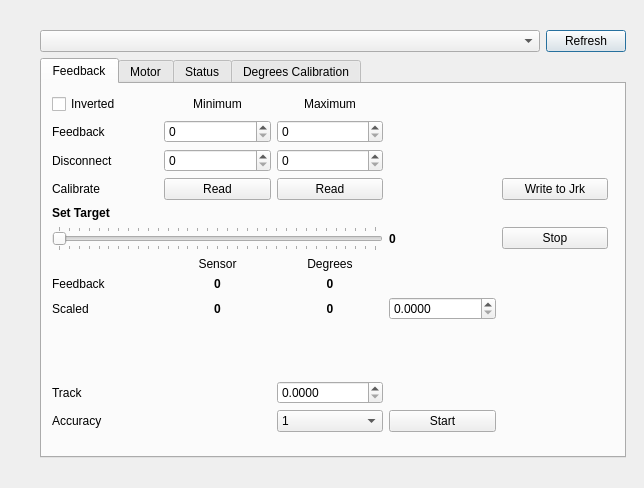
poes-weather/Sensor-Benchmark, file jrk/usbjrkdialog.ui: the form before one commit.
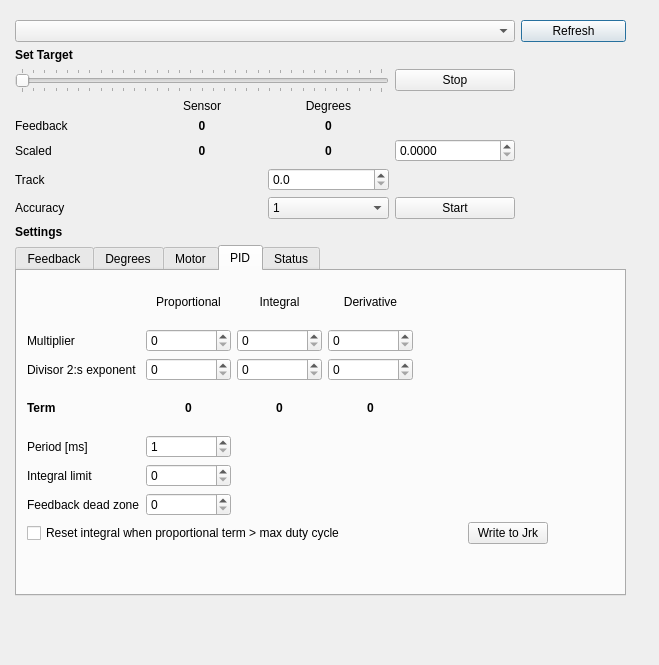
The form after the commit. The open tabs and pages were chosen to show the change.

Commit message: Added more calibration parameters...

Patch:
```diff
--- a/jrk/usbjrkdialog.ui
+++ b/jrk/usbjrkdialog.ui
@@ -6,20 +6,20 @@
    <rect>
     <x>0</x>
     <y>0</y>
-    <width>644</width>
-    <height>488</height>
+    <width>659</width>
+    <height>665</height>
    </rect>
   </property>
   <property name="windowTitle">
    <string>USB Jrk Motor Contol</string>
   </property>
-  <widget class="QWidget" name="layoutWidget">
+  <widget class="QWidget" name="">
    <property name="geometry">
     <rect>
-     <x>30</x>
-     <y>20</y>
-     <width>606</width>
-     <height>448</height>
+     <x>10</x>
+     <y>10</y>
+     <width>631</width>
+     <height>632</height>
     </rect>
    </property>
    <layout class="QGridLayout" name="mainLayout">
@@ -27,7 +27,7 @@
      <enum>QLayout::SetFixedSize</enum>
     </property>
     <property name="leftMargin">
-     <number>10</number>
+     <number>5</number>
     </property>
     <property name="topMargin">
      <number>10</number>
@@ -36,7 +36,7 @@
      <number>5</number>
     </property>
     <property name="bottomMargin">
-     <number>5</number>
+     <number>10</number>
     </property>
     <item row="0" column="0">
      <widget class="QComboBox" name="devicesCB">
@@ -55,12 +55,224 @@
       </property>
      </widget>
     </item>
-    <item row="1" column="0" colspan="2">
+    <item row="1" column="0">
+     <layout class="QGridLayout" name="gridLayout">
+      <item row="0" column="0">
+       <widget class="QLabel" name="label_6">
+        <property name="font">
+         <font>
+          <weight>75</weight>
+          <bold>true</bold>
+         </font>
+        </property>
+        <property name="text">
+         <string>Set Target</string>
+        </property>
+       </widget>
+      </item>
+      <item row="1" column="0" colspan="3">
+       <widget class="QSlider" name="targetSlider">
+        <property name="minimumSize">
+         <size>
+          <width>321</width>
+          <height>0</height>
+         </size>
+        </property>
+        <property name="maximum">
+         <number>4095</number>
+        </property>
+        <property name="orientation">
+         <enum>Qt::Horizontal</enum>
+        </property>
+        <property name="tickPosition">
+         <enum>QSlider::TicksBothSides</enum>
+        </property>
+        <property name="tickInterval">
+         <number>128</number>
+        </property>
+       </widget>
+      </item>
+      <item row="2" column="1">
+       <widget class="QLabel" name="label_14">
+        <property name="text">
+         <string>Sensor</string>
+        </property>
+        <property name="alignment">
+         <set>Qt::AlignCenter</set>
+        </property>
+       </widget>
+      </item>
+      <item row="2" column="2">
+       <widget class="QLabel" name="label_8">
+        <property name="text">
+         <string>Degrees</string>
+        </property>
+        <property name="alignment">
+         <set>Qt::AlignCenter</set>
+        </property>
+       </widget>
+      </item>
+      <item row="3" column="0">
+       <widget class="QLabel" name="label_5">
+        <property name="text">
+         <string>Feedback</string>
+        </property>
+       </widget>
+      </item>
+      <item row="3" column="1">
+       <widget class="QLabel" name="feedbackLabel">
+        <property name="font">
+         <font>
+          <weight>75</weight>
+          <bold>true</bold>
+         </font>
+        </property>
+        <property name="text">
+         <string>0</string>
+        </property>
+        <property name="alignment">
+         <set>Qt::AlignCenter</set>
+        </property>
+       </widget>
+      </item>
+      <item row="3" column="2">
+       <widget class="QLabel" name="degreesLabel">
+        <property name="font">
+         <font>
+          <weight>75</weight>
+          <bold>true</bold>
+         </font>
+        </property>
+        <property name="text">
+         <string>0</string>
+        </property>
+        <property name="alignment">
+         <set>Qt::AlignCenter</set>
+        </property>
+       </widget>
+      </item>
+      <item row="4" column="0">
+       <widget class="QLabel" name="label_10">
+        <property name="text">
+         <string>Scaled</string>
+        </property>
+       </widget>
+      </item>
+      <item row="4" column="1">
+       <widget class="QLabel" name="scaledfbLabel">
+        <property name="font">
+         <font>
+          <weight>75</weight>
+          <bold>true</bold>
+         </font>
+        </property>
+        <property name="text">
+         <string>0</string>
+        </property>
+        <property name="alignment">
+         <set>Qt::AlignCenter</set>
+        </property>
+       </widget>
+      </item>
+      <item row="4" column="2">
+       <widget class="QLabel" name="scaleddegreesLabel">
+        <property name="font">
+         <font>
+          <weight>75</weight>
+          <bold>true</bold>
+         </font>
+        </property>
+        <property name="text">
+         <string>0</string>
+        </property>
+        <property name="alignment">
+         <set>Qt::AlignCenter</set>
+        </property>
+       </widget>
+      </item>
+      <item row="4" column="3">
+       <widget class="QDoubleSpinBox" name="degSb">
+        <property name="decimals">
+         <number>4</number>
+        </property>
+        <property name="maximum">
+         <double>360.000000000000000</double>
+        </property>
+       </widget>
+      </item>
+      <item row="5" column="0">
+       <widget class="QLabel" name="label_15">
+        <property name="text">
+         <string>Track</string>
+        </property>
+       </widget>
+      </item>
+      <item row="5" column="2">
+       <widget class="QDoubleSpinBox" name="gotoDegSb">
+        <property name="decimals">
+         <number>1</number>
+        </property>
+        <property name="maximum">
+         <double>360.000000000000000</double>
+        </property>
+        <property name="singleStep">
+         <double>0.100000000000000</double>
+        </property>
+       </widget>
+      </item>
+      <item row="6" column="0">
+       <widget class="QLabel" name="label_16">
+        <property name="text">
+         <string>Accuracy</string>
+        </property>
+       </widget>
+      </item>
+      <item row="6" column="2">
+       <widget class="QComboBox" name="accCb">
+        <item>
+         <property name="text">
+          <string>1</string>
+         </property>
+        </item>
+        <item>
+         <property name="text">
+          <string>0.1</string>
+         </property>
+        </item>
+        <item>
+         <property name="text">
+          <string>0.01</string>
+         </property>
+        </item>
+        <item>
+         <property name="text">
+          <string>0.001</string>
+         </property>
+        </item>
+       </widget>
+      </item>
+      <item row="6" column="3">
+       <widget class="QPushButton" name="gotodegBtn">
+        <property name="text">
+         <string>Start</string>
+        </property>
+       </widget>
+      </item>
+      <item row="1" column="3">
+       <widget class="QPushButton" name="stopBtn">
+        <property name="text">
+         <string>Stop</string>
+        </property>
+       </widget>
+      </item>
+     </layout>
+    </item>
+    <item row="3" column="0" colspan="2">
      <widget class="QTabWidget" name="tabWidget">
       <property name="minimumSize">
        <size>
-        <width>581</width>
-        <height>400</height>
+        <width>611</width>
+        <height>351</height>
        </size>
       </property>
       <property name="currentIndex">
@@ -70,24 +282,43 @@
        <attribute name="title">
         <string>Feedback</string>
        </attribute>
-       <widget class="QWidget" name="layoutWidget">
+       <widget class="QWidget" name="">
         <property name="geometry">
          <rect>
-          <x>10</x>
-          <y>10</y>
-          <width>556</width>
-          <height>338</height>
+          <x>11</x>
+          <y>11</y>
+          <width>491</width>
+          <height>217</height>
          </rect>
         </property>
-        <layout class="QGridLayout" name="gridLayout">
+        <layout class="QGridLayout" name="gridLayout_4">
          <item row="0" column="0">
-          <widget class="QCheckBox" name="feedbackInvertedCb">
+          <widget class="QLabel" name="label_28">
            <property name="text">
             <string>Inverted</string>
            </property>
           </widget>
          </item>
          <item row="0" column="1">
+          <widget class="QComboBox" name="feedbackTypeCb">
+           <item>
+            <property name="text">
+             <string>None</string>
+            </property>
+           </item>
+           <item>
+            <property name="text">
+             <string>Analogue</string>
+            </property>
+           </item>
+           <item>
+            <property name="text">
+             <string>Digital</string>
+            </property>
+           </item>
+          </widget>
+         </item>
+         <item row="2" column="1">
           <widget class="QLabel" name="label">
            <property name="text">
             <string>Minimum</string>
@@ -97,7 +328,7 @@
            </property>
           </widget>
          </item>
-         <item row="0" column="2">
+         <item row="2" column="2">
           <widget class="QLabel" name="label_2">
            <property name="text">
             <string>Maximum</string>
@@ -107,363 +338,158 @@
            </property>
           </widget>
          </item>
-         <item row="1" column="0">
+         <item row="3" column="0">
           <widget class="QLabel" name="label_7">
            <property name="text">
             <string>Feedback</string>
            </property>
           </widget>
          </item>
-         <item row="1" column="1">
+         <item row="3" column="1">
           <widget class="QSpinBox" name="feedbackMin">
            <property name="maximum">
             <number>4095</number>
            </property>
           </widget>
          </item>
-         <item row="1" column="2">
+         <item row="3" column="2">
           <widget class="QSpinBox" name="feedbackMax">
            <property name="maximum">
             <number>4095</number>
            </property>
           </widget>
          </item>
-         <item row="2" column="0">
+         <item row="4" column="0">
           <widget class="QLabel" name="label_3">
            <property name="text">
             <string>Disconnect</string>
            </property>
           </widget>
          </item>
-         <item row="2" column="1">
+         <item row="4" column="1">
           <widget class="QSpinBox" name="feedbackDisconnectMin">
            <property name="maximum">
             <number>4095</number>
            </property>
           </widget>
          </item>
-         <item row="2" column="2">
+         <item row="4" column="2">
           <widget class="QSpinBox" name="feedbackDisconnectMax">
            <property name="maximum">
             <number>4095</number>
            </property>
           </widget>
          </item>
-         <item row="4" column="0">
-          <spacer name="verticalSpacer">
-           <property name="orientation">
-            <enum>Qt::Vertical</enum>
-           </property>
-           <property name="sizeHint" stdset="0">
-            <size>
-             <width>20</width>
-             <height>40</height>
-            </size>
-           </property>
-          </spacer>
-         </item>
-         <item row="6" column="0">
-          <widget class="QLabel" name="label_6">
-           <property name="font">
-            <font>
-             <weight>75</weight>
-             <bold>true</bold>
-            </font>
-           </property>
-           <property name="text">
-            <string>Set Target</string>
-           </property>
-          </widget>
-         </item>
-         <item row="7" column="0" colspan="3">
-          <widget class="QSlider" name="targetSlider">
-           <property name="minimumSize">
-            <size>
-             <width>321</width>
-             <height>0</height>
-            </size>
-           </property>
-           <property name="maximum">
-            <number>4095</number>
-           </property>
-           <property name="orientation">
-            <enum>Qt::Horizontal</enum>
-           </property>
-           <property name="tickPosition">
-            <enum>QSlider::TicksBothSides</enum>
-           </property>
-           <property name="tickInterval">
-            <number>128</number>
-           </property>
-          </widget>
-         </item>
-         <item row="7" column="3">
-          <widget class="QLabel" name="targetLabel">
-           <property name="font">
-            <font>
-             <weight>75</weight>
-             <bold>true</bold>
-            </font>
-           </property>
-           <property name="text">
-            <string>0</string>
-           </property>
-          </widget>
-         </item>
-         <item row="9" column="0">
-          <widget class="QLabel" name="label_5">
-           <property name="text">
-            <string>Feedback</string>
-           </property>
-          </widget>
-         </item>
-         <item row="9" column="1">
-          <widget class="QLabel" name="feedbackLabel">
-           <property name="font">
-            <font>
-             <weight>75</weight>
-             <bold>true</bold>
-            </font>
-           </property>
-           <property name="text">
-            <string>0</string>
-           </property>
-           <property name="alignment">
-            <set>Qt::AlignCenter</set>
-           </property>
-          </widget>
-         </item>
-         <item row="7" column="4">
-          <widget class="QPushButton" name="stopBtn">
-           <property name="text">
-            <string>Stop</string>
-           </property>
-          </widget>
-         </item>
-         <item row="10" column="0">
-          <widget class="QLabel" name="label_10">
-           <property name="text">
-            <string>Scaled</string>
-           </property>
-          </widget>
-         </item>
-         <item row="10" column="1">
-          <widget class="QLabel" name="scaledfbLabel">
-           <property name="font">
-            <font>
-             <weight>75</weight>
-             <bold>true</bold>
-            </font>
-           </property>
-           <property name="text">
-            <string>0</string>
-           </property>
-           <property name="alignment">
-            <set>Qt::AlignCenter</set>
-           </property>
-          </widget>
-         </item>
-         <item row="8" column="2">
-          <widget class="QLabel" name="label_8">
-           <property name="text">
-            <string>Degrees</string>
-           </property>
-           <property name="alignment">
-            <set>Qt::AlignCenter</set>
-           </property>
-          </widget>
-         </item>
-         <item row="9" column="2">
-          <widget class="QLabel" name="degreesLabel">
-           <property name="font">
-            <font>
-             <weight>75</weight>
-             <bold>true</bold>
-            </font>
-           </property>
-           <property name="text">
-            <string>0</string>
-           </property>
-           <property name="alignment">
-            <set>Qt::AlignCenter</set>
-           </property>
-          </widget>
-         </item>
-         <item row="10" column="2">
-          <widget class="QLabel" name="scaleddegreesLabel">
-           <property name="font">
-            <font>
-             <weight>75</weight>
-             <bold>true</bold>
-            </font>
-           </property>
-           <property name="text">
-            <string>0</string>
-           </property>
-           <property name="alignment">
-            <set>Qt::AlignCenter</set>
-           </property>
-          </widget>
-         </item>
-         <item row="12" column="2">
-          <widget class="QDoubleSpinBox" name="gotoDegSb">
-           <property name="decimals">
-            <number>4</number>
-           </property>
-           <property name="maximum">
-            <double>360.000000000000000</double>
-           </property>
-           <property name="singleStep">
-            <double>0.100000000000000</double>
-           </property>
-          </widget>
-         </item>
-         <item row="8" column="1">
-          <widget class="QLabel" name="label_14">
-           <property name="text">
-            <string>Sensor</string>
-           </property>
-           <property name="alignment">
-            <set>Qt::AlignCenter</set>
-           </property>
-          </widget>
-         </item>
-         <item row="12" column="0">
-          <widget class="QLabel" name="label_15">
-           <property name="text">
-            <string>Track</string>
-           </property>
-          </widget>
-         </item>
-         <item row="13" column="0">
-          <widget class="QLabel" name="label_16">
-           <property name="text">
-            <string>Accuracy</string>
-           </property>
-          </widget>
-         </item>
-         <item row="13" column="2">
-          <widget class="QComboBox" name="accCb">
-           <item>
-            <property name="text">
-             <string>1</string>
-            </property>
-           </item>
-           <item>
-            <property name="text">
-             <string>0.1</string>
-            </property>
-           </item>
-           <item>
-            <property name="text">
-             <string>0.01</string>
-            </property>
-           </item>
-           <item>
-            <property name="text">
-             <string>0.001</string>
-            </property>
-           </item>
-           <item>
-            <property name="text">
-             <string>0.0001</string>
-            </property>
-           </item>
-          </widget>
-         </item>
-         <item row="11" column="0">
-          <spacer name="verticalSpacer_2">
-           <property name="orientation">
-            <enum>Qt::Vertical</enum>
-           </property>
-           <property name="sizeHint" stdset="0">
-            <size>
-             <width>20</width>
-             <height>100</height>
-            </size>
-           </property>
-          </spacer>
-         </item>
-         <item row="13" column="3">
-          <widget class="QPushButton" name="gotodegBtn">
-           <property name="text">
-            <string>Start</string>
-           </property>
-          </widget>
-         </item>
-         <item row="10" column="3">
-          <widget class="QDoubleSpinBox" name="degSb">
-           <property name="decimals">
-            <number>4</number>
-           </property>
-           <property name="maximum">
-            <double>360.000000000000000</double>
-           </property>
-          </widget>
-         </item>
-         <item row="3" column="0">
+         <item row="5" column="0">
           <widget class="QLabel" name="label_17">
            <property name="text">
             <string>Calibrate</string>
            </property>
           </widget>
          </item>
-         <item row="3" column="1">
+         <item row="5" column="1">
           <widget class="QPushButton" name="calibrateMinFeedbackBtn">
            <property name="text">
-            <string>Read</string>
+            <string>Read Min</string>
            </property>
           </widget>
          </item>
-         <item row="3" column="2">
+         <item row="5" column="2">
           <widget class="QPushButton" name="calibrateMaxFeedbackBtn">
            <property name="text">
-            <string>Read</string>
+            <string>Read Max</string>
            </property>
           </widget>
          </item>
-         <item row="3" column="4">
+         <item row="5" column="3">
           <widget class="QPushButton" name="applyFeedbackBtn">
            <property name="text">
             <string>Write to Jrk</string>
            </property>
           </widget>
          </item>
+         <item row="1" column="0">
+          <widget class="QLabel" name="label_29">
+           <property name="text">
+            <string>ADC Samples</string>
+           </property>
+          </widget>
+         </item>
+         <item row="1" column="1">
+          <widget class="QComboBox" name="adcSamplesCb">
+           <item>
+            <property name="text">
+             <string>4</string>
+            </property>
+           </item>
+           <item>
+            <property name="text">
+             <string>8</string>
+            </property>
+           </item>
+           <item>
+            <property name="text">
+             <string>16</string>
+            </property>
+           </item>
+           <item>
+            <property name="text">
+             <string>32</string>
+            </property>
+           </item>
+           <item>
+            <property name="text">
+             <string>64</string>
+            </property>
+           </item>
+           <item>
+            <property name="text">
+             <string>128</string>
+            </property>
+           </item>
+           <item>
+            <property name="text">
+             <string>256</string>
+            </property>
+           </item>
+           <item>
+            <property name="text">
+             <string>512</string>
+            </property>
+           </item>
+           <item>
+            <property name="text">
+             <string>1024</string>
+            </property>
+           </item>
+          </widget>
+         </item>
+         <item row="2" column="0">
+          <widget class="QCheckBox" name="feedbackInvertedCb">
+           <property name="text">
+            <string>Inverted</string>
+           </property>
+          </widget>
+         </item>
+         <item row="0" column="2" colspan="2">
+          <widget class="QCheckBox" name="auxdisconnectCb">
+           <property name="text">
+            <string>Detect AUX disconnect</string>
+           </property>
+          </widget>
+         </item>
         </layout>
        </widget>
       </widget>
-      <widget class="QWidget" name="tab_2">
-       <attribute name="title">
-        <string>Motor</string>
-       </attribute>
-      </widget>
-      <widget class="QWidget" name="tab_3">
-       <attribute name="title">
-        <string>Status</string>
-       </attribute>
-       <widget class="QPushButton" name="clrerrorsBtn">
-        <property name="geometry">
-         <rect>
-          <x>430</x>
-          <y>10</y>
-          <width>98</width>
-          <height>27</height>
-         </rect>
-        </property>
-        <property name="text">
-         <string>Clear errors</string>
-        </property>
-       </widget>
-      </widget>
       <widget class="QWidget" name="tab_4">
        <attribute name="title">
-        <string>Degrees Calibration</string>
+        <string>Degrees</string>
        </attribute>
        <widget class="QWidget" name="layoutWidget">
         <property name="geometry">
          <rect>
-          <x>50</x>
-          <y>20</y>
+          <x>10</x>
+          <y>10</y>
           <width>421</width>
           <height>151</height>
          </rect>
@@ -604,6 +630,444 @@
         </layout>
        </widget>
       </widget>
+      <widget class="QWidget" name="tab_2">
+       <attribute name="title">
+        <string>Motor</string>
+       </attribute>
+       <widget class="QWidget" name="">
+        <property name="geometry">
+         <rect>
+          <x>10</x>
+          <y>10</y>
+          <width>481</width>
+          <height>227</height>
+         </rect>
+        </property>
+        <layout class="QGridLayout" name="gridLayout_3">
+         <item row="0" column="0">
+          <widget class="QLabel" name="label_18">
+           <property name="text">
+            <string>ID</string>
+           </property>
+          </widget>
+         </item>
+         <item row="0" column="1">
+          <widget class="QSpinBox" name="motorIdSb">
+           <property name="maximum">
+            <number>127</number>
+           </property>
+          </widget>
+         </item>
+         <item row="1" column="0">
+          <widget class="QLabel" name="label_19">
+           <property name="text">
+            <string>PWM Frequency</string>
+           </property>
+          </widget>
+         </item>
+         <item row="1" column="1">
+          <widget class="QComboBox" name="pwmCB">
+           <item>
+            <property name="text">
+             <string>20 kHz</string>
+            </property>
+           </item>
+           <item>
+            <property name="text">
+             <string>5 kHz</string>
+            </property>
+           </item>
+          </widget>
+         </item>
+         <item row="1" column="2" colspan="2">
+          <widget class="QCheckBox" name="motorInvertCb">
+           <property name="text">
+            <string>Invert direction</string>
+           </property>
+          </widget>
+         </item>
+         <item row="2" column="0">
+          <widget class="QLabel" name="label_21">
+           <property name="text">
+            <string>Max duty cycle</string>
+           </property>
+          </widget>
+         </item>
+         <item row="2" column="1">
+          <widget class="QSpinBox" name="motorMaxDutyCycleSb">
+           <property name="maximum">
+            <number>600</number>
+           </property>
+          </widget>
+         </item>
+         <item row="2" column="2" colspan="2">
+          <widget class="QLabel" name="label_22">
+           <property name="text">
+            <string>600 = 100 %</string>
+           </property>
+          </widget>
+         </item>
+         <item row="3" column="0">
+          <widget class="QLabel" name="label_23">
+           <property name="text">
+            <string>Max acceleration</string>
+           </property>
+          </widget>
+         </item>
+         <item row="3" column="1">
+          <widget class="QSpinBox" name="motorMaxAccelerationSb">
+           <property name="minimum">
+            <number>1</number>
+           </property>
+           <property name="maximum">
+            <number>600</number>
+           </property>
+          </widget>
+         </item>
+         <item row="3" column="2" colspan="2">
+          <widget class="QLabel" name="label_24">
+           <property name="text">
+            <string>600 = No limit</string>
+           </property>
+          </widget>
+         </item>
+         <item row="4" column="0">
+          <widget class="QLabel" name="label_20">
+           <property name="text">
+            <string>Brake duration [ms]</string>
+           </property>
+          </widget>
+         </item>
+         <item row="4" column="1">
+          <widget class="QSpinBox" name="motorBrakeDurationSb">
+           <property name="maximum">
+            <number>51</number>
+           </property>
+          </widget>
+         </item>
+         <item row="5" column="0">
+          <widget class="QLabel" name="label_26">
+           <property name="text">
+            <string>Max current [A]</string>
+           </property>
+          </widget>
+         </item>
+         <item row="5" column="1">
+          <widget class="QDoubleSpinBox" name="motorMaxCurrentSb">
+           <property name="decimals">
+            <number>3</number>
+           </property>
+           <property name="maximum">
+            <double>32.000000000000000</double>
+           </property>
+          </widget>
+         </item>
+         <item row="6" column="0">
+          <widget class="QLabel" name="label_27">
+           <property name="text">
+            <string>Current calibration</string>
+           </property>
+          </widget>
+         </item>
+         <item row="6" column="1">
+          <widget class="QSpinBox" name="motorCurrentCalibSb">
+           <property name="minimum">
+            <number>1</number>
+           </property>
+           <property name="maximum">
+            <number>255</number>
+           </property>
+          </widget>
+         </item>
+         <item row="6" column="4">
+          <widget class="QPushButton" name="applyMotorBtn">
+           <property name="text">
+            <string>Write to Jrk</string>
+           </property>
+          </widget>
+         </item>
+         <item row="5" column="2" colspan="2">
+          <widget class="QLabel" name="label_25">
+           <property name="text">
+            <string>0.000 = No limit</string>
+           </property>
+          </widget>
+         </item>
+        </layout>
+       </widget>
+      </widget>
+      <widget class="QWidget" name="tab_5">
+       <attribute name="title">
+        <string>PID</string>
+       </attribute>
+       <widget class="QWidget" name="">
+        <property name="geometry">
+         <rect>
+          <x>10</x>
+          <y>10</y>
+          <width>521</width>
+          <height>263</height>
+         </rect>
+        </property>
+        <layout class="QGridLayout" name="gridLayout_5">
+         <item row="0" column="1">
+          <widget class="QLabel" name="label_30">
+           <property name="minimumSize">
+            <size>
+             <width>85</width>
+             <height>0</height>
+            </size>
+           </property>
+           <property name="text">
+            <string>Proportional</string>
+           </property>
+           <property name="alignment">
+            <set>Qt::AlignCenter</set>
+           </property>
+          </widget>
+         </item>
+         <item row="1" column="0">
+          <widget class="QLabel" name="label_33">
+           <property name="text">
+            <string>Multiplier</string>
+           </property>
+          </widget>
+         </item>
+         <item row="1" column="1">
+          <widget class="QSpinBox" name="pidPropMultSb">
+           <property name="maximum">
+            <number>1023</number>
+           </property>
+          </widget>
+         </item>
+         <item row="2" column="0">
+          <widget class="QLabel" name="label_34">
+           <property name="text">
+            <string>Divisor 2:s exponent</string>
+           </property>
+          </widget>
+         </item>
+         <item row="2" column="1">
+          <widget class="QSpinBox" name="pidPropExpSb">
+           <property name="maximum">
+            <number>15</number>
+           </property>
+          </widget>
+         </item>
+         <item row="3" column="1">
+          <widget class="QLabel" name="pidPropLabel">
+           <property name="font">
+            <font>
+             <weight>75</weight>
+             <bold>true</bold>
+            </font>
+           </property>
+           <property name="text">
+            <string>0</string>
+           </property>
+           <property name="alignment">
+            <set>Qt::AlignCenter</set>
+           </property>
+          </widget>
+         </item>
+         <item row="4" column="0">
+          <widget class="QLabel" name="label_35">
+           <property name="text">
+            <string>Period [ms]</string>
+           </property>
+          </widget>
+         </item>
+         <item row="4" column="1">
+          <widget class="QSpinBox" name="pidPeriodSb">
+           <property name="minimum">
+            <number>1</number>
+           </property>
+           <property name="maximum">
+            <number>8191</number>
+           </property>
+          </widget>
+         </item>
+         <item row="5" column="0">
+          <widget class="QLabel" name="label_36">
+           <property name="text">
+            <string>Integral limit</string>
+           </property>
+          </widget>
+         </item>
+         <item row="5" column="1">
+          <widget class="QSpinBox" name="pidIntegralLimitSb">
+           <property name="maximum">
+            <number>32767</number>
+           </property>
+          </widget>
+         </item>
+         <item row="6" column="0">
+          <widget class="QLabel" name="label_37">
+           <property name="text">
+            <string>Feedback dead zone</string>
+           </property>
+          </widget>
+         </item>
+         <item row="6" column="1">
+          <widget class="QSpinBox" name="feedbackDeadZoneSb">
+           <property name="maximum">
+            <number>255</number>
+           </property>
+          </widget>
+         </item>
+         <item row="7" column="0" colspan="5">
+          <widget class="QCheckBox" name="pidResetIntegralCb">
+           <property name="text">
+            <string>Reset integral when proportional term &gt; max duty cycle</string>
+           </property>
+          </widget>
+         </item>
+         <item row="7" column="5">
+          <widget class="QPushButton" name="applyPIDBtn">
+           <property name="text">
+            <string>Write to Jrk</string>
+           </property>
+          </widget>
+         </item>
+         <item row="0" column="2">
+          <widget class="QLabel" name="label_31">
+           <property name="minimumSize">
+            <size>
+             <width>85</width>
+             <height>0</height>
+            </size>
+           </property>
+           <property name="text">
+            <string>Integral</string>
+           </property>
+           <property name="alignment">
+            <set>Qt::AlignCenter</set>
+           </property>
+          </widget>
+         </item>
+         <item row="1" column="2">
+          <widget class="QSpinBox" name="pidIntMultSb">
+           <property name="maximum">
+            <number>1023</number>
+           </property>
+          </widget>
+         </item>
+         <item row="2" column="2">
+          <widget class="QSpinBox" name="pidIntExpSb">
+           <property name="maximum">
+            <number>15</number>
+           </property>
+          </widget>
+         </item>
+         <item row="0" column="3">
+          <widget class="QLabel" name="label_32">
+           <property name="minimumSize">
+            <size>
+             <width>85</width>
+             <height>0</height>
+            </size>
+           </property>
+           <property name="text">
+            <string>Derivative</string>
+           </property>
+           <property name="alignment">
+            <set>Qt::AlignCenter</set>
+           </property>
+          </widget>
+         </item>
+         <item row="1" column="3">
+          <widget class="QSpinBox" name="pidDerMultSb">
+           <property name="maximum">
+            <number>1023</number>
+           </property>
+          </widget>
+         </item>
+         <item row="2" column="3">
+          <widget class="QSpinBox" name="pidDerExpSb">
+           <property name="maximum">
+            <number>15</number>
+           </property>
+          </widget>
+         </item>
+         <item row="3" column="2">
+          <widget class="QLabel" name="pidIntLabel">
+           <property name="font">
+            <font>
+             <weight>75</weight>
+             <bold>true</bold>
+            </font>
+           </property>
+           <property name="text">
+            <string>0</string>
+           </property>
+           <property name="alignment">
+            <set>Qt::AlignCenter</set>
+           </property>
+          </widget>
+         </item>
+         <item row="3" column="3">
+          <widget class="QLabel" name="pidDerLabel">
+           <property name="font">
+            <font>
+             <weight>75</weight>
+             <bold>true</bold>
+            </font>
+           </property>
+           <property name="text">
+            <string>0</string>
+           </property>
+           <property name="alignment">
+            <set>Qt::AlignCenter</set>
+           </property>
+          </widget>
+         </item>
+         <item row="3" column="0">
+          <widget class="QLabel" name="label_38">
+           <property name="font">
+            <font>
+             <weight>75</weight>
+             <bold>true</bold>
+            </font>
+           </property>
+           <property name="text">
+            <string>Term</string>
+           </property>
+          </widget>
+         </item>
+        </layout>
+       </widget>
+      </widget>
+      <widget class="QWidget" name="tab_3">
+       <attribute name="title">
+        <string>Status</string>
+       </attribute>
+       <widget class="QPushButton" name="clrerrorsBtn">
+        <property name="geometry">
+         <rect>
+          <x>430</x>
+          <y>10</y>
+          <width>98</width>
+          <height>27</height>
+         </rect>
+        </property>
+        <property name="text">
+         <string>Clear errors</string>
+        </property>
+       </widget>
+      </widget>
+     </widget>
+    </item>
+    <item row="2" column="0">
+     <widget class="QLabel" name="label_39">
+      <property name="font">
+       <font>
+        <weight>75</weight>
+        <bold>true</bold>
+       </font>
+      </property>
+      <property name="text">
+       <string>Settings</string>
+      </property>
      </widget>
     </item>
    </layout>
```
Left out of the diff: 2 changed lines with no effect on the pictures. The commit also changes 4 other files.
